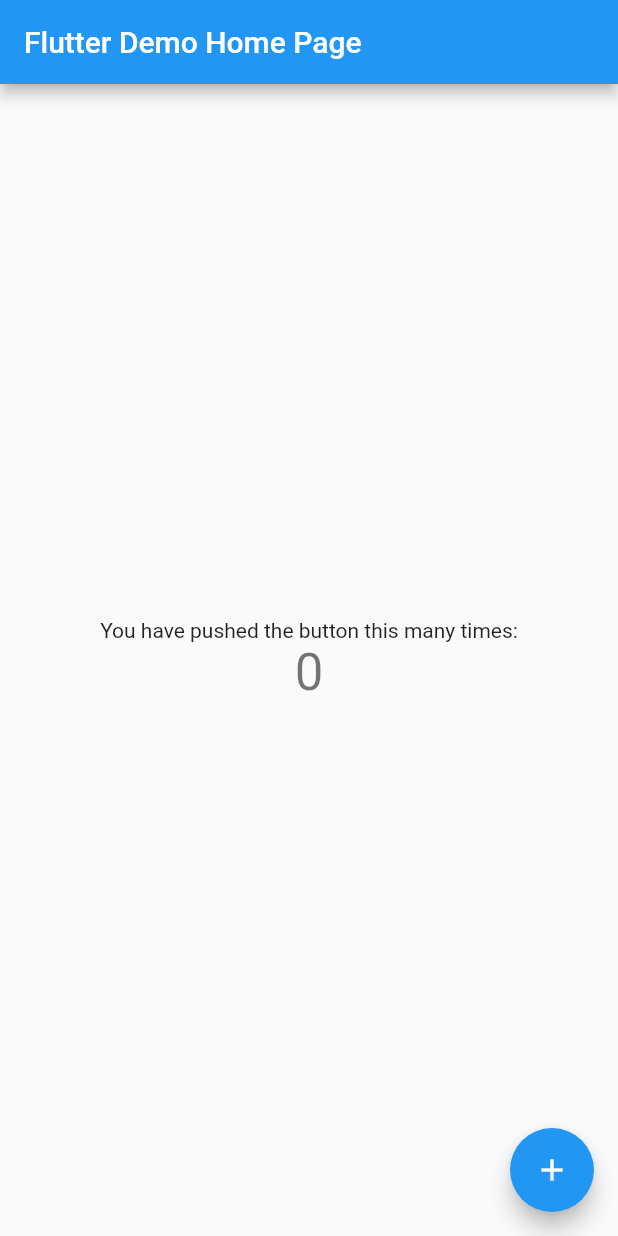
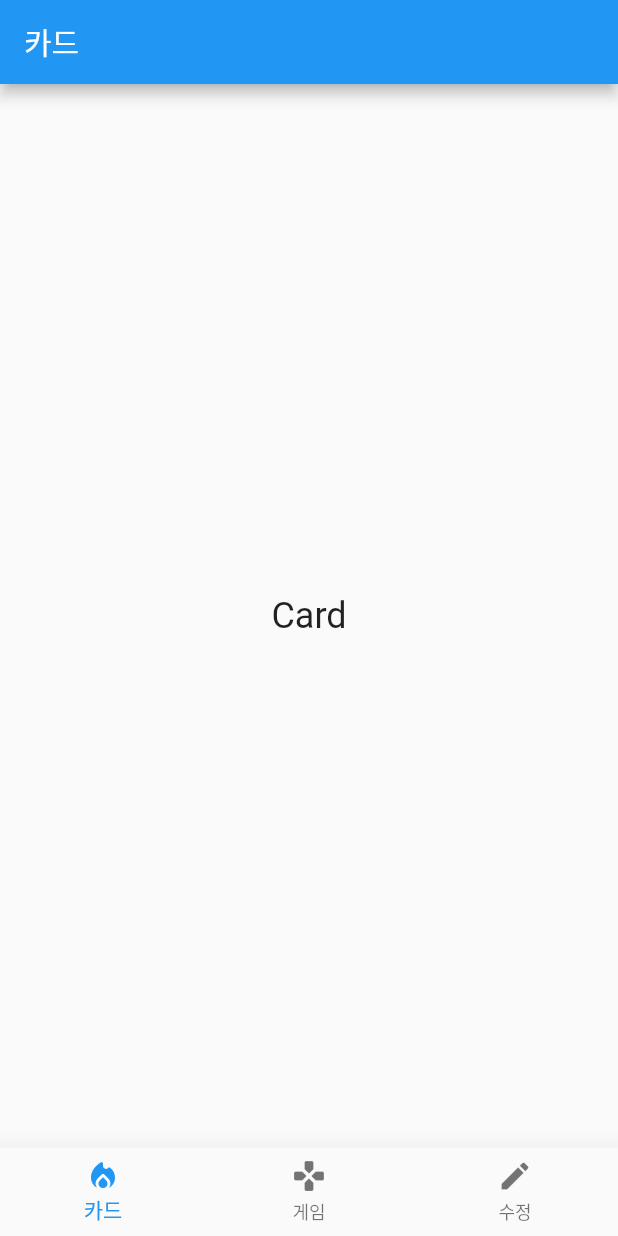
Before and after one commit to fc9d/word_card, a Flutter app: the screen it shows after launch, on a phone screen of 412 x 824 dp. Run offline on Flutter 3.47's test engine with Material 2 defaults, Android fonts, the phone set to English and light mode, and no system bars.

Commit message:
기본구조

```diff
--- a/lib/main.dart
+++ b/lib/main.dart
@@ -1,115 +1,101 @@
 import 'package:flutter/material.dart';
 
-void main() {
+import 'models/screen_model.dart';
+
+void main() async {
+  WidgetsFlutterBinding.ensureInitialized();
   runApp(const MyApp());
 }
+
 
 class MyApp extends StatelessWidget {
   const MyApp({super.key});
 
-  // This widget is the root of your application.
   @override
   Widget build(BuildContext context) {
-    return MaterialApp(
-      title: 'Flutter Demo',
-      theme: ThemeData(
-        // This is the theme of your application.
-        //
-        // Try running your application with "flutter run". You'll see the
-        // application has a blue toolbar. Then, without quitting the app, try
-        // changing the primarySwatch below to Colors.green and then invoke
-        // "hot reload" (press "r" in the console where you ran "flutter run",
-        // or simply save your changes to "hot reload" in a Flutter IDE).
-        // Notice that the counter didn't reset back to zero; the application
-        // is not restarted.
-        primarySwatch: Colors.blue,
-      ),
-      home: const MyHomePage(title: 'Flutter Demo Home Page'),
-    );
+    return const MaterialApp(home: SplashScreen());
   }
 }
 
-class MyHomePage extends StatefulWidget {
-  const MyHomePage({super.key, required this.title});
-
-  // This widget is the home page of your application. It is stateful, meaning
-  // that it has a State object (defined below) that contains fields that affect
-  // how it looks.
-
-  // This class is the configuration for the state. It holds the values (in this
-  // case the title) provided by the parent (in this case the App widget) and
-  // used by the build method of the State. Fields in a Widget subclass are
-  // always marked "final".
-
-  final String title;
+class SplashScreen extends StatefulWidget {
+  const SplashScreen({super.key});
 
   @override
-  State<MyHomePage> createState() => _MyHomePageState();
+  State<StatefulWidget> createState() => _SplashScreenState();
 }
 
-class _MyHomePageState extends State<MyHomePage> {
-  int _counter = 0;
-
-  void _incrementCounter() {
-    setState(() {
-      // This call to setState tells the Flutter framework that something has
-      // changed in this State, which causes it to rerun the build method below
-      // so that the display can reflect the updated values. If we changed
-      // _counter without calling setState(), then the build method would not be
-      // called again, and so nothing would appear to happen.
-      _counter++;
+class _SplashScreenState extends State<SplashScreen> {
+  @override
+  void initState() {
+    super.initState();
+    Future.delayed(const Duration(seconds: 3), () {
+      Navigator.pushReplacement(
+        context,
+        MaterialPageRoute(
+          builder: (context) => const Home(),
+        ),
+      );
     });
   }
 
   @override
   Widget build(BuildContext context) {
-    // This method is rerun every time setState is called, for instance as done
-    // by the _incrementCounter method above.
-    //
-    // The Flutter framework has been optimized to make rerunning build methods
-    // fast, so that you can just rebuild anything that needs updating rather
-    // than having to individually change instances of widgets.
-    return Scaffold(
-      appBar: AppBar(
-        // Here we take the value from the MyHomePage object that was created by
-        // the App.build method, and use it to set our appbar title.
-        title: Text(widget.title),
-      ),
+    return const Scaffold(
       body: Center(
-        // Center is a layout widget. It takes a single child and positions it
-        // in the middle of the parent.
-        child: Column(
-          // Column is also a layout widget. It takes a list of children and
-          // arranges them vertically. By default, it sizes itself to fit its
-          // children horizontally, and tries to be as tall as its parent.
-          //
-          // Invoke "debug painting" (press "p" in the console, choose the
-          // "Toggle Debug Paint" action from the Flutter Inspector in Android
-          // Studio, or the "Toggle Debug Paint" command in Visual Studio Code)
-          // to see the wireframe for each widget.
-          //
-          // Column has various properties to control how it sizes itself and
-          // how it positions its children. Here we use mainAxisAlignment to
-          // center the children vertically; the main axis here is the vertical
-          // axis because Columns are vertical (the cross axis would be
-          // horizontal).
-          mainAxisAlignment: MainAxisAlignment.center,
-          children: <Widget>[
-            const Text(
-              'You have pushed the button this many times:',
-            ),
-            Text(
-              '$_counter',
-              style: Theme.of(context).textTheme.headlineMedium,
-            ),
-          ],
+        child: Text(
+          'Splash Screen',
+          style: TextStyle(fontSize: 20),
         ),
       ),
-      floatingActionButton: FloatingActionButton(
-        onPressed: _incrementCounter,
-        tooltip: 'Increment',
-        child: const Icon(Icons.add),
-      ), // This trailing comma makes auto-formatting nicer for build methods.
     );
   }
 }
+
+class Home extends StatefulWidget {
+  const Home({super.key});
+
+  @override
+  State<Home> createState() => _HomeState();
+}
+
+class _HomeState extends State<Home> {
+  final List<ScreenModel> _screens = ScreenModel.screens();
+
+  @override
+  Widget build(BuildContext context) {
+    return Scaffold(
+      appBar: AppBar(
+        title: Text(_screens.firstWhere((element) => element.isSelected).title),
+      ),
+      bottomNavigationBar: buildBottomNavigationBar(),
+      body: Column(
+        mainAxisAlignment: MainAxisAlignment.spaceBetween,
+        children: [
+          Expanded(
+            child: _screens.firstWhere((element) => element.isSelected).screen,
+          ),
+          // const BannerWidget(),
+        ],
+      ),
+    );
+  }
+
+  BottomNavigationBar buildBottomNavigationBar() => BottomNavigationBar(
+    items: _screens
+        .map(
+          (e) => BottomNavigationBarItem(
+        icon: e.icon,
+        label: e.title,
+      ),
+    )
+        .toList(),
+    currentIndex: _screens.indexWhere((element) => element.isSelected),
+    elevation: 15,
+    onTap: (index) => setState(() {
+      for (ScreenModel screenModel in _screens) {
+        screenModel.isSelected = false;
+      }
+      _screens[index].isSelected = true;
+    }),
+  );
+}
--- /dev/null
+++ b/lib/models/screen_model.dart
@@ -0,0 +1,40 @@
+import 'package:flutter/material.dart';
+
+import '../screens/card_screen.dart';
+import '../screens/edit_screen.dart';
+import '../screens/game_screen.dart';
+
+class ScreenModel {
+  String title;
+  Widget screen;
+  Icon icon;
+  bool isSelected;
+
+  ScreenModel({
+    required this.title,
+    required this.screen,
+    required this.icon,
+    this.isSelected = false,
+  });
+
+  static List<ScreenModel> screens() {
+    return [
+      ScreenModel(
+        title: '카드',
+        screen: const CardScreen(),
+        icon: const Icon(Icons.local_fire_department_rounded),
+        isSelected: true,
+      ),
+      ScreenModel(
+        title: '게임',
+        screen: const GameScreen(),
+        icon: const Icon(Icons.games_rounded),
+      ),
+      ScreenModel(
+        title: '수정',
+        screen: const EditScreen(),
+        icon: const Icon(Icons.edit),
+      ),
+    ];
+  }
+}
--- /dev/null
+++ b/lib/screens/card_screen.dart
@@ -0,0 +1,20 @@
+import 'package:flutter/material.dart';
+
+class CardScreen extends StatefulWidget {
+  const CardScreen({Key? key}) : super(key: key);
+
+  @override
+  State<CardScreen> createState() => _CardScreenState();
+}
+
+class _CardScreenState extends State<CardScreen> {
+  @override
+  Widget build(BuildContext context) {
+    return const Center(
+      child: Text('Card',
+          style: TextStyle(
+            fontSize: 24,
+          )),
+    );
+  }
+}
```
Also changed, not shown: lib/models/card_model.dart (added, +7 -0 lines), lib/screens/edit_screen.dart (added, +20 -0 lines), lib/screens/game_screen.dart (added, +20 -0 lines).
